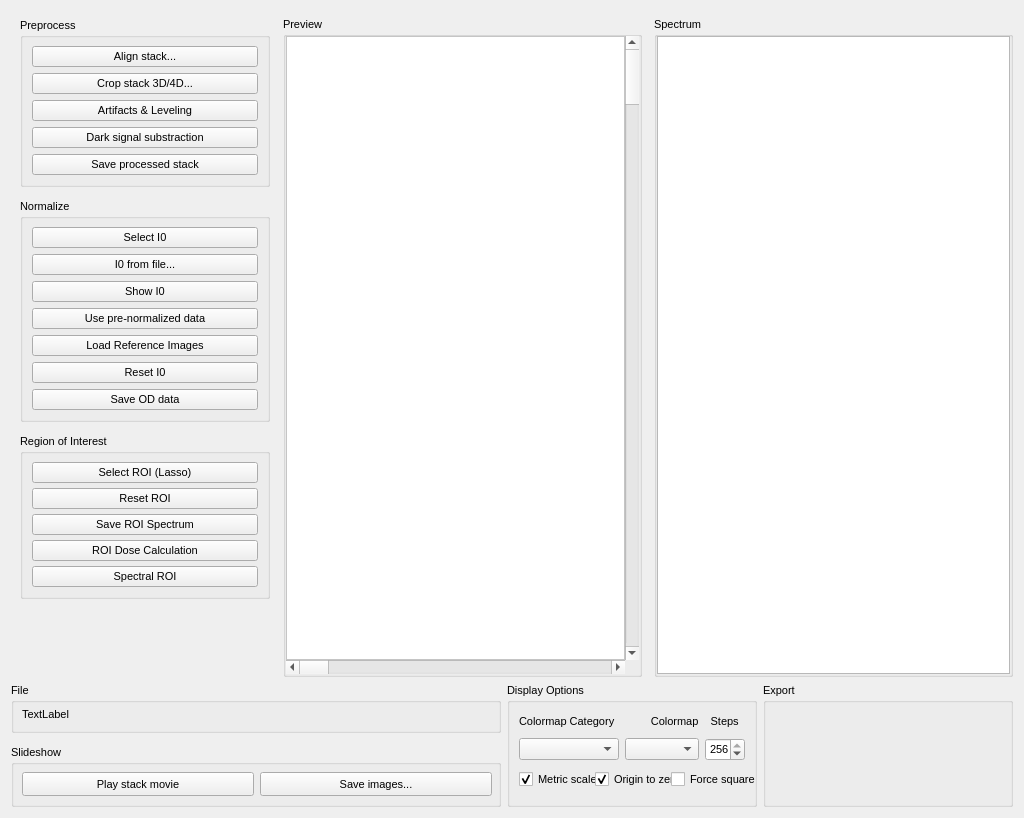
This is mantis_xray/pagestack.ui in mlerotic/spectromicroscopy as Qt 5 draws it before an edit. The edited form follows.
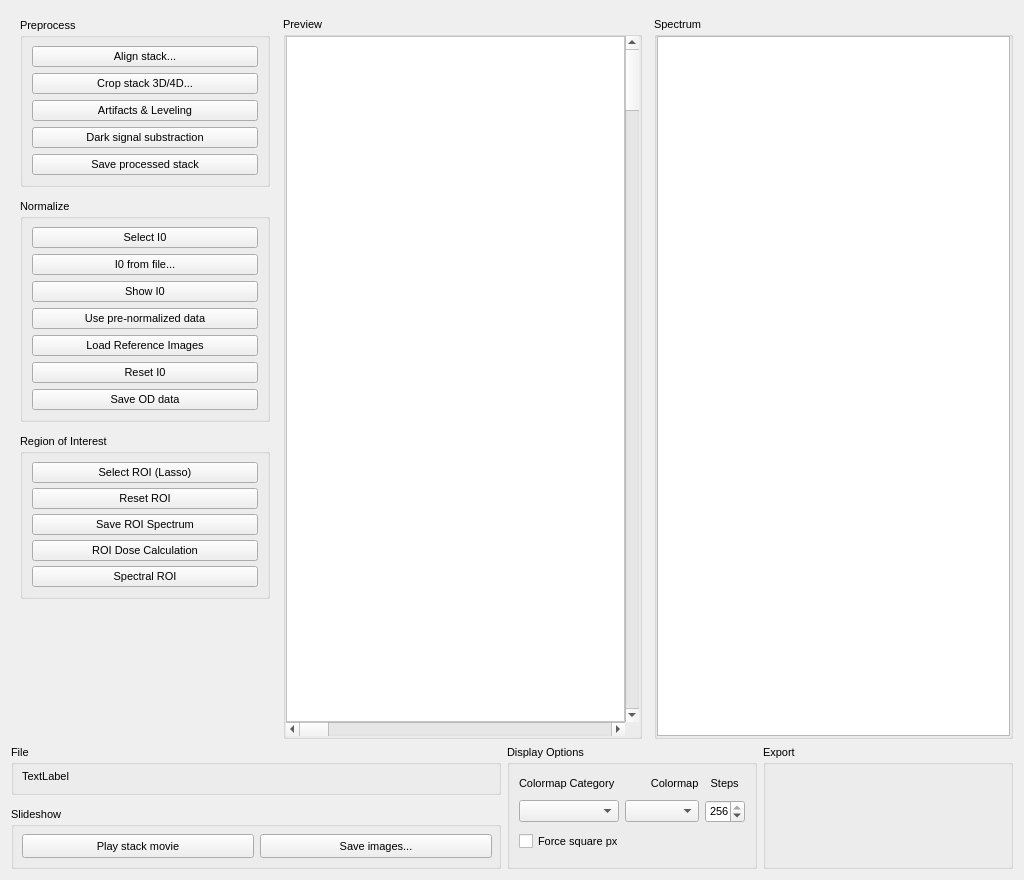
This is the edited form. Custom widgets are drawn as their Qt base class.

Commit message: PageStack equipped with ROI and dynamically updating spectrum

The edit to the form file:
```diff
--- a/mantis_xray/pagestack.ui
+++ b/mantis_xray/pagestack.ui
@@ -7,7 +7,7 @@
     <x>0</x>
     <y>0</y>
     <width>1024</width>
-    <height>818</height>
+    <height>880</height>
    </rect>
   </property>
   <property name="sizePolicy">
@@ -619,66 +619,10 @@
          </layout>
         </item>
         <item>
-         <layout class="QHBoxLayout" name="horizontalLayout_6" stretch="1,1,1,0">
+         <layout class="QHBoxLayout" name="horizontalLayout_6" stretch="1,0">
           <property name="spacing">
            <number>1</number>
           </property>
-          <item>
-           <widget class="QCheckBox" name="MetricCheckBox">
-            <property name="minimumSize">
-             <size>
-              <width>80</width>
-              <height>0</height>
-             </size>
-            </property>
-            <property name="maximumSize">
-             <size>
-              <width>80</width>
-              <height>16777215</height>
-             </size>
-            </property>
-            <property name="font">
-             <font>
-              <family>Ubuntu</family>
-              <pointsize>8</pointsize>
-             </font>
-            </property>
-            <property name="text">
-             <string>Metric scale</string>
-            </property>
-            <property name="checked">
-             <bool>true</bool>
-            </property>
-           </widget>
-          </item>
-          <item>
-           <widget class="QCheckBox" name="ZeroOriginCheckBox">
-            <property name="minimumSize">
-             <size>
-              <width>100</width>
-              <height>0</height>
-             </size>
-            </property>
-            <property name="maximumSize">
-             <size>
-              <width>100</width>
-              <height>16777215</height>
-             </size>
-            </property>
-            <property name="font">
-             <font>
-              <family>Ubuntu</family>
-              <pointsize>8</pointsize>
-             </font>
-            </property>
-            <property name="text">
-             <string>Origin to zero</string>
-            </property>
-            <property name="checked">
-             <bool>true</bool>
-            </property>
-           </widget>
-          </item>
           <item>
            <widget class="QCheckBox" name="SquarePxCheckBox">
             <property name="minimumSize">
```
The commit also changes 1 other file.
